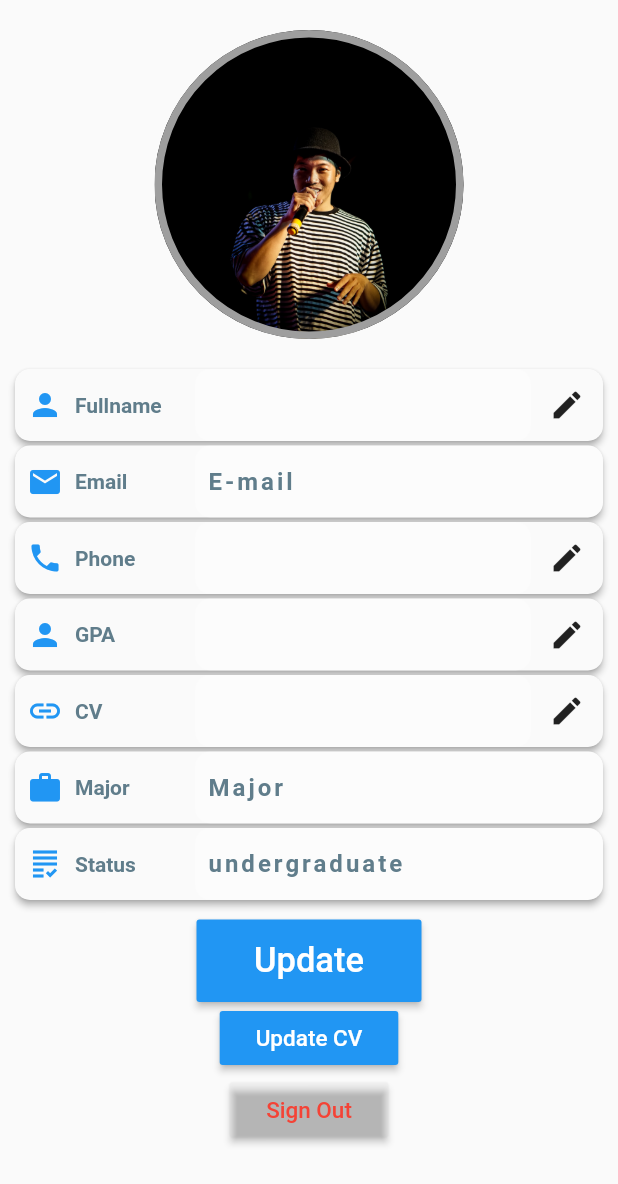
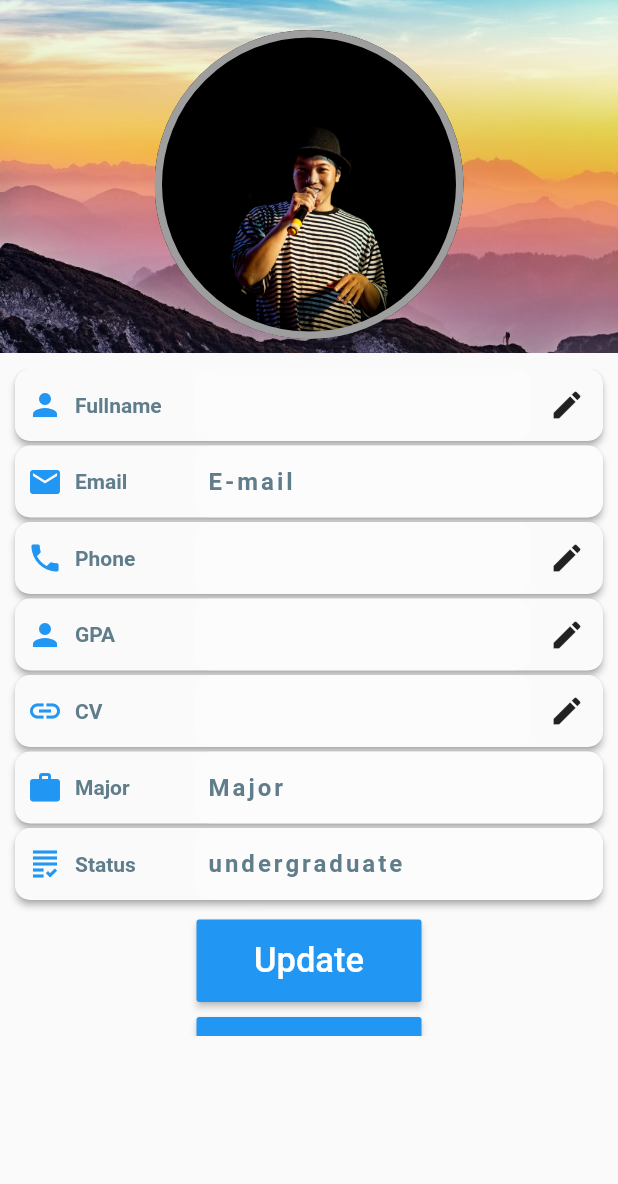
Before and after one commit to luannmdev/swd_final, a Flutter app: the ProfileScreen screen opened directly, on a phone screen of 412 x 824 dp. Shown: the top 1184 px of the screen. Run offline on Flutter 3.47's test engine with Material 2 defaults, Android fonts, the phone set to English and light mode, and no system bars; our stand-ins replace carousel_pro, dio, firebase_auth, firebase_core, firebase_messaging, firebase_storage and 4 more; missing offline and left inert: firebase; accounts and stored records are empty; network calls fail; statements that could not run were skipped.

```diff
--- a/lib/ui/profile/profileScreen.dart
+++ b/lib/ui/profile/profileScreen.dart
@@ -25,11 +25,13 @@ class _ProfileScreenState extends State<ProfileScreen> {
   _ProfileScreenState(this.profile);
 
   FocusNode textFieldFocus_fullname;
+
   // FocusNode textFieldFocus_email;
   FocusNode textFieldFocus_phoneNo;
   FocusNode textFieldFocus_gpa;
   FocusNode textFieldFocus_cvLink;
   TextEditingController textController_fullname;
+
   // TextEditingController textController_email;
   TextEditingController textController_phoneNo;
   TextEditingController textController_gpa;
@@ -37,7 +39,17 @@ class _ProfileScreenState extends State<ProfileScreen> {
 
   Set<int> listEdit = new Set<int>();
 
-
+  Widget _buildCoverImage(Size screenSize) {
+    return Container(
+      height: screenSize.height / 3.5,
+      decoration: BoxDecoration(
+        image: DecorationImage(
+          image: AssetImage('images/cover.jpg'),
+          fit: BoxFit.cover,
+        ),
+      ),
+    );
+  }
 
   Widget _circleAvatar() {
     return Container(
@@ -78,21 +90,27 @@ class _ProfileScreenState extends State<ProfileScreen> {
         children: <Widget>[
           Padding(
             padding: const EdgeInsets.all(8.0),
-            child: Icon(icon,color: Theme.of(context).primaryColor,),
+            child: Icon(
+              icon,
+              color: Theme.of(context).primaryColor,
+            ),
           ),
           Container(
             width: 80.0,
             child: Padding(
-              padding: const EdgeInsets.fromLTRB(0,0,0,0),
-              child: Text(text, style: TextStyle(color: Colors.blueGrey,
-                  fontWeight: FontWeight.bold,)
+              padding: const EdgeInsets.fromLTRB(0, 0, 0, 0),
+              child: Text(text,
+                  style: TextStyle(
+                    color: Colors.blueGrey,
+                    fontWeight: FontWeight.bold,
+                  )),
             ),
           ),
-          ),
-
           Expanded(
             child: new TextField(
-              keyboardType: ((id == 3)||(id == 2))? TextInputType.number: TextInputType.text,
+              keyboardType: ((id == 3) || (id == 2))
+                  ? TextInputType.number
+                  : TextInputType.text,
               focusNode: focusNode,
               readOnly: !listEdit.contains(textId),
               controller: controller,
@@ -104,7 +122,7 @@ class _ProfileScreenState extends State<ProfileScreen> {
                       10,
                     ),
                   ),
-                  hintText:  hintText,
+                  hintText: hintText,
                   hintStyle: TextStyle(
                     letterSpacing: 2,
                     color: Colors.blueGrey,
@@ -156,7 +174,8 @@ class _ProfileScreenState extends State<ProfileScreen> {
             hintText: profile.email == null ? 'E-mail' : profile.email,
             icon: Icons.mail,
             text: 'Email',
-              editable: false,),
+            editable: false,
+          ),
           // focusNode: textFieldFocus_email,
           // controller: textController_email),
           SizedBox(height: 3),
@@ -247,8 +266,7 @@ class _ProfileScreenState extends State<ProfileScreen> {
                       timeInSecForIosWeb: 1,
                       backgroundColor: Colors.blue,
                       textColor: Colors.white,
-                      fontSize: 16.0
-                  );
+                      fontSize: 16.0);
                 }
               },
             ),
@@ -259,7 +277,11 @@ class _ProfileScreenState extends State<ProfileScreen> {
   }
 
   Widget _buttonLogout() {
-    return RaisedButton(
+    return Container(
+      height: 50,
+      width: 150,
+      margin: const EdgeInsets.only(bottom: 10),
+      child: RaisedButton(
         onPressed: () {
           signOutGoogle();
           Fluttertoast.showToast(
@@ -269,37 +291,35 @@ class _ProfileScreenState extends State<ProfileScreen> {
               timeInSecForIosWeb: 1,
               backgroundColor: Colors.yellow,
               textColor: Colors.white,
-            fontSize: 16.0
-        );
+              fontSize: 16.0);
           Navigator.of(context).pushAndRemoveUntil(
               MaterialPageRoute(builder: (context) {
             return LoginScreen();
           }), ModalRoute.withName('/'));
         },
-      color: Colors.transparent,
-      child: Padding(
-        padding: const EdgeInsets.all(8.0),
+        color: Colors.redAccent,
         child: Text(
           'Sign Out',
-          style: TextStyle(fontSize: 15, color: Colors.red),
+          style: TextStyle(fontSize: 15, color: Colors.white, fontWeight: FontWeight.bold),
         ),
       ),
     );
   }
 
   Widget _buttonCv() {
-    return RaisedButton(
+    return Container(
+      margin: const EdgeInsets.only(top: 10,bottom: 10),
+      width: 150,
+      height: 50,
+      child: RaisedButton(
         onPressed: () {
-        Navigator.of(context).push(
-            new MaterialPageRoute(
-                builder: (context) => CvScreen()));
+          Navigator.of(context)
+              .push(new MaterialPageRoute(builder: (context) => CvScreen()));
         },
         color: Colors.blue,
-      child: Padding(
-        padding: const EdgeInsets.all(8.0),
         child: Text(
           'Update CV',
-          style: TextStyle(fontSize: 15, color: Colors.white),
+          style: TextStyle(fontSize: 15, color: Colors.white, fontWeight: FontWeight.bold),
         ),
       ),
     );
@@ -310,10 +330,13 @@ class _ProfileScreenState extends State<ProfileScreen> {
     // TODO: implement initState
     super.initState();
     Provider.of<ProfileViewModel>(context, listen: false).getProfile();
-    textController_fullname = new TextEditingController(text: '${profile.fullname}');
-    textController_phoneNo = new TextEditingController(text: '${profile.phoneNo}');
+    textController_fullname =
+        new TextEditingController(text: '${profile.fullname}');
+    textController_phoneNo =
+        new TextEditingController(text: '${profile.phoneNo}');
     textController_gpa = new TextEditingController(text: '${profile.gpa}');
-    textController_cvLink = profile.cv == 'null' ? new TextEditingController()
+    textController_cvLink = profile.cv == 'null'
+        ? new TextEditingController()
         : new TextEditingController(text: '${profile.cv}');
 
     textFieldFocus_fullname = FocusNode();
@@ -324,20 +347,28 @@ class _ProfileScreenState extends State<ProfileScreen> {
 
   @override
   Widget build(BuildContext context) {
+    Size screenSize = MediaQuery.of(context).size;
     return Scaffold(
       body: Stack(
-        alignment: Alignment.center,
         children: [
-          SingleChildScrollView(
-            child: Column(
+          _buildCoverImage(screenSize),
+          Column(
             crossAxisAlignment: CrossAxisAlignment.center,
             children: [
               _circleAvatar(),
+              Container(
+                height: MediaQuery.of(context).size.height*0.54,
+                child: SingleChildScrollView(
+                  child: Column(
+                    children: [
                       _textFormFieldCalling(),
                       _buttonCv(),
                       _buttonLogout(),
                     ],
                   ),
+                ),
+              ),
+            ],
           ),
         ],
       ),
--- a/pubspec.yaml
+++ b/pubspec.yaml
@@ -42,6 +42,7 @@ dependencies:
   firebase_messaging: ^7.0.3
 
   carousel_pro: ^1.0.0
+  gradient_app_bar: ^0.0.1
 
 dev_dependencies:
   flutter_test:
@@ -58,6 +59,7 @@ flutter:
   # the material Icons class.
   uses-material-design: true
   assets:
+    - images/
     - images/avt.jpg
 
   # To add assets to your application, add an assets section, like this:
```
Also changed, not shown: lib/ui/home/homeScreen.dart (+5 -2 lines), lib/ui/news/newsScreen.dart (+6 -17 lines), lib/ui/ojt/chooseCompScreen.dart (+11 -9 lines), lib/ui/ojt/ojtScreen.dart (+5 -4 lines), images/cover.jpg (added), pubspec.lock. Lines whose indentation alone changed are shown as unchanged.
